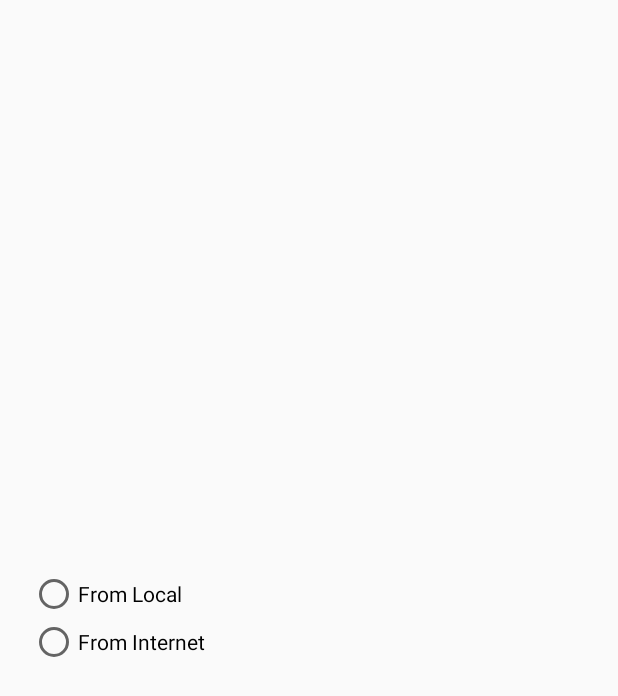
After one commit to chinalwb/Android-Rich-text-Editor, an Android app: the layout are_image_select.xml on its own in the app's theme, with its tools: preview values and no code run, on a phone screen of 412 x 824 dp. The commit adds this screen. Shown: the top 696 px of the screen. Run offline under Robolectric (Android 15) with nearby library versions, the phone set to English and light mode, and no system bars.

Commit message:
Checked in support for inserting image from internet

```diff
--- a/ARE/app/src/main/AndroidManifest.xml
+++ b/ARE/app/src/main/AndroidManifest.xml
@@ -11,6 +11,7 @@
     <uses-permission android:name="android.permission.WRITE_EXTERNAL_STORAGE" />
     <uses-permission android:name="android.permission.READ_PHONE_STATE" />
     <uses-permission android:name="android.permission.READ_EXTERNAL_STORAGE" />
+    <uses-permission android:name="android.permission.INTERNET" />
 
     <application
         android:allowBackup="true"
--- /dev/null
+++ b/ARE/are/src/main/res/layout/are_image_select.xml
@@ -0,0 +1,59 @@
+<?xml version="1.0" encoding="utf-8"?>
+<RelativeLayout xmlns:android="http://schemas.android.com/apk/res/android"
+    android:layout_width="match_parent"
+    android:layout_height="wrap_content"
+    android:layout_gravity="center"
+    android:paddingLeft="20dp"
+    android:paddingRight="20dp">
+
+    <RadioGroup
+        android:id="@+id/are_image_select_radio_group"
+        android:layout_width="match_parent"
+        android:layout_height="wrap_content"
+        android:layout_marginTop="10dp"
+        android:layout_marginBottom="10dp"
+        android:layout_alignParentTop="true">
+
+        <RadioButton
+            android:id="@+id/are_image_select_from_local"
+            android:layout_width="match_parent"
+            android:layout_height="wrap_content"
+            android:text="From Local" />
+
+        <RadioButton
+            android:id="@+id/are_image_select_from_internet"
+            android:layout_width="match_parent"
+            android:layout_height="wrap_content"
+            android:text="From Internet" />
+    </RadioGroup>
+
+    <RelativeLayout
+        android:id="@+id/are_image_select_from_internet_layout"
+        android:layout_width="match_parent"
+        android:layout_height="wrap_content"
+        android:layout_below="@+id/are_image_select_radio_group"
+        android:focusableInTouchMode="true"
+        android:focusable="true"
+        android:visibility="gone"
+        >
+
+        <EditText
+            android:id="@+id/are_image_select_internet_image_url"
+            android:layout_width="match_parent"
+            android:layout_height="wrap_content"
+            android:hint="@string/are_image_insert_hint"
+            android:inputType="textNoSuggestions"
+            />
+
+        <TextView
+            android:id="@+id/are_image_select_insert"
+            android:layout_below="@+id/are_image_select_internet_image_url"
+            android:layout_width="wrap_content"
+            android:layout_height="wrap_content"
+            android:layout_alignParentRight="true"
+            android:textSize="18sp"
+            android:layout_marginBottom="10dp"
+            android:textColor="@color/colorPrimary"
+            android:text="Insert" />
+    </RelativeLayout>
+</RelativeLayout>
--- a/ARE/are/src/main/res/values/strings.xml
+++ b/ARE/are/src/main/res/values/strings.xml
@@ -6,6 +6,7 @@
     <string name="action_settings">Settings</string>
     <string name="are_link_title">Link</string>
     <string name="are_link_insert_hint">Insert a link</string>
+    <string name="are_image_insert_hint">Insert an image</string>
     <string name="ok">OK</string>
     <string name="cancel">Cancel</string>
 
```
Also changed, not shown: ARE/are/src/main/java/com/chinalwb/are/Util.java (+11 -0 lines), ARE/are/src/main/java/com/chinalwb/are/spans/AreImageSpan.java (+11 -1 lines), ARE/are/src/main/java/com/chinalwb/are/styles/ARE_Image.java (+11 -9 lines), ARE/are/src/main/java/com/chinalwb/are/styles/toolbar/ARE_Toolbar.java (+1 -11 lines), ARE/are/src/main/java/com/chinalwb/are/styles/windows/ImageSelectDialog.java (added, +91 -0 lines).
